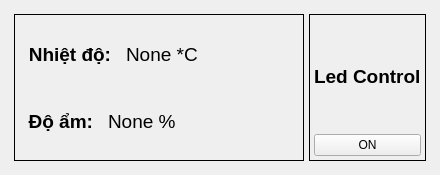
The window that Firebase/gui.ui (duykienphan/Pyqt5) describes before a commit, drawn with Qt 5.
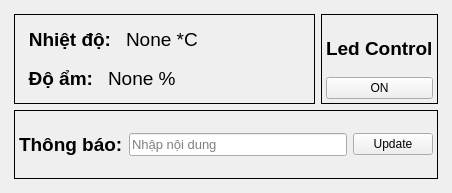
The same window after the commit. Icons and pictures are not drawn.

The edit to the form file:
```diff
--- a/Firebase/gui.ui
+++ b/Firebase/gui.ui
@@ -6,8 +6,8 @@
    <rect>
     <x>0</x>
     <y>0</y>
-    <width>440</width>
-    <height>175</height>
+    <width>452</width>
+    <height>193</height>
    </rect>
   </property>
   <property name="windowTitle">
@@ -19,7 +19,7 @@
      <widget class="QWidget" name="widget_5" native="true">
       <layout class="QHBoxLayout" name="horizontalLayout_3">
        <property name="spacing">
-        <number>5</number>
+        <number>6</number>
        </property>
        <property name="leftMargin">
         <number>5</number>
@@ -31,7 +31,7 @@
         <number>5</number>
        </property>
        <property name="bottomMargin">
-        <number>5</number>
+        <number>0</number>
        </property>
        <item>
         <widget class="QWidget" name="widget_3" native="true">
@@ -194,6 +194,80 @@
       </layout>
      </widget>
     </item>
+    <item row="1" column="0">
+     <widget class="QWidget" name="widget_7" native="true">
+      <layout class="QVBoxLayout" name="verticalLayout_4">
+       <property name="leftMargin">
+        <number>5</number>
+       </property>
+       <property name="topMargin">
+        <number>0</number>
+       </property>
+       <property name="rightMargin">
+        <number>5</number>
+       </property>
+       <property name="bottomMargin">
+        <number>5</number>
+       </property>
+       <item>
+        <widget class="QWidget" name="widget_6" native="true">
+         <property name="styleSheet">
+          <string notr="true">QWidget#widget_6{
+	border: 1px solid;
+}</string>
+         </property>
+         <layout class="QHBoxLayout" name="horizontalLayout_4">
+          <property name="leftMargin">
+           <number>5</number>
+          </property>
+          <property name="topMargin">
+           <number>5</number>
+          </property>
+          <property name="rightMargin">
+           <number>5</number>
+          </property>
+          <property name="bottomMargin">
+           <number>5</number>
+          </property>
+          <item>
+           <widget class="QLabel" name="lbl_notiDisplay">
+            <property name="font">
+             <font>
+              <pointsize>14</pointsize>
+              <weight>75</weight>
+              <bold>true</bold>
+             </font>
+            </property>
+            <property name="text">
+             <string>Thông báo:</string>
+            </property>
+           </widget>
+          </item>
+          <item>
+           <widget class="QLineEdit" name="lineEdit_noti">
+            <property name="font">
+             <font>
+              <pointsize>10</pointsize>
+             </font>
+            </property>
+            <property name="placeholderText">
+             <string>Nhập nội dung</string>
+            </property>
+           </widget>
+          </item>
+          <item>
+           <widget class="QPushButton" name="btn_update">
+            <property name="text">
+             <string>Update</string>
+            </property>
+           </widget>
+          </item>
+         </layout>
+        </widget>
+       </item>
+      </layout>
+     </widget>
+    </item>
    </layout>
   </widget>
  </widget>
```
Left out of the diff: 4 changed lines with no effect on the pictures.
